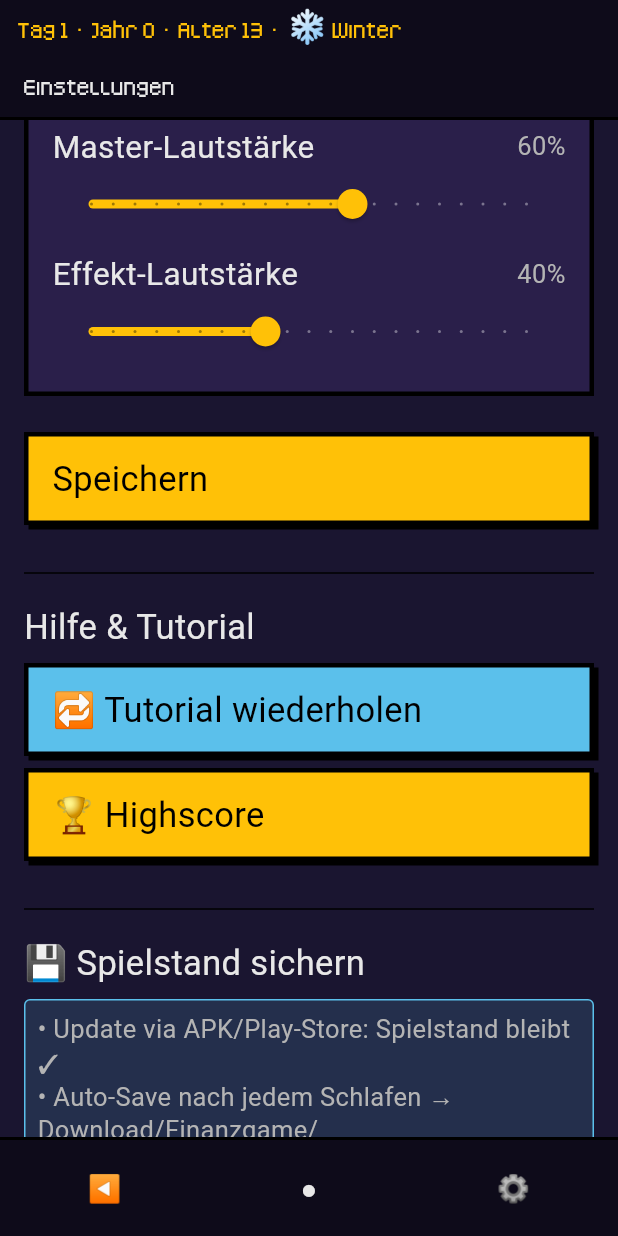
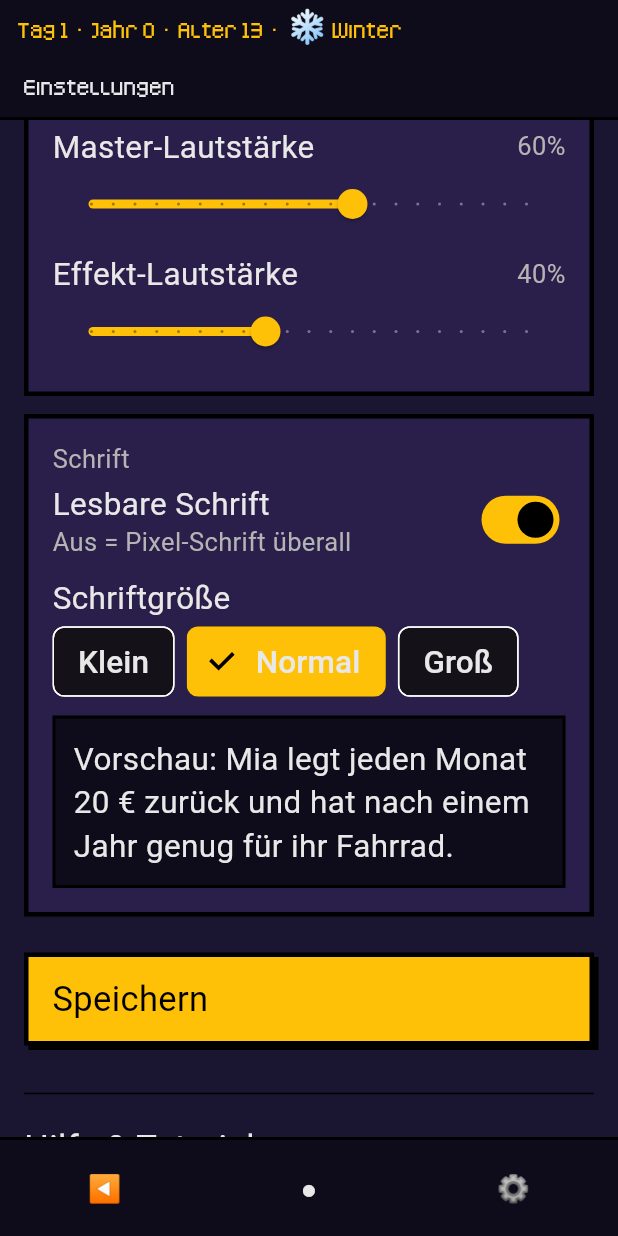
Before and after one commit to neuerfokus/finanzgame, a Flutter app: the SettingsPage widget shown alone on an empty page, opened directly, scrolled down 576 dp, on a phone screen of 412 x 824 dp. Run offline on Flutter 3.47's test engine with Material 3 defaults, Android fonts, the phone set to English and light mode, and no system bars; drawn by our look-alikes of flutter_animate; our stand-ins replace audioplayers, drift, file_picker, flutter_riverpod, freezed_annotation, image_picker and 5 more; missing offline and left inert: flame; accounts and stored records are empty; generated files the repository leaves out were written again; statements that could not run were skipped.

Commit message:
feat(settings): Abschnitt „Schrift“ in den Einstellungen
Schalter „Lesbare Schrift“ (Aus = Pixel-Schrift überall), Auswahl-Chips
Klein/Normal/Groß und ein Vorschausatz. Wirkt sofort, ohne Speichern.
Schalter über MergeSemantics benannt, Überschrift als Header markiert,
Chips mit Tooltip.

Co-Authored-By: Claude Opus 5.5 <noreply@anthropic.com>

```diff
--- a/lib/features/settings/settings_page.dart
+++ b/lib/features/settings/settings_page.dart
@@ -27,6 +27,7 @@ import 'import_failure_dialog.dart';
 import 'parent_math_gate.dart';
 import 'save_export_service.dart';
 import 'settings_repository.dart';
+import 'text_scale.dart';
 
 /// Freiwilliger Trinkgeld-Link. LEER lassen = Sektion ausgeblendet.
 ///
@@ -335,6 +336,8 @@ class _SettingsPageState extends ConsumerState<SettingsPage> {
                 ],
               ),
             ),
+            const SizedBox(height: FgSpacing.m),
+            const _SchriftSection(),
             // Hier stand bis zur Analyse-Runde 2026-08 ein frei wählbarer
             // Steuerklassen-Selektor (spec-45 C4). Raus, siehe L11 im
             // SettingsRepository: die Wahl war ein bedingungsloser
@@ -1203,6 +1206,94 @@ class _BirthYearSection extends ConsumerWidget {
   }
 }
 
+/// Lesbarkeit (Drift v40): Schriftart und -größe. Wirkt sofort — die ganze
+/// App (auch diese Seite) stellt beim Umschalten um, der Vorschausatz zeigt
+/// es zusätzlich an einer festen Stelle.
+class _SchriftSection extends ConsumerWidget {
+  const _SchriftSection();
+
+  @override
+  Widget build(BuildContext context, WidgetRef ref) {
+    final readable =
+        ref.watch(settingsRepositoryProvider.select((s) => s.readableFont));
+    final stufe =
+        ref.watch(settingsRepositoryProvider.select((s) => s.textScale));
+    final notifier = ref.read(settingsRepositoryProvider.notifier);
+    return PixelPanel(
+      child: Column(
+        crossAxisAlignment: CrossAxisAlignment.start,
+        children: [
+          Semantics(
+            header: true,
+            child: const Text('Schrift', style: FgTypography.bodyS),
+          ),
+          const SizedBox(height: FgSpacing.xs),
+          // MergeSemantics wie beim Sound-Schalter: TalkBack liest Name,
+          // Erklärung und Zustand in einem Rutsch.
+          MergeSemantics(
+            child: Row(
+              children: [
+                const Expanded(
+                  child: Column(
+                    crossAxisAlignment: CrossAxisAlignment.start,
+                    children: [
+                      Text('Lesbare Schrift', style: FgTypography.bodyM),
+                      Text(
+                        'Aus = Pixel-Schrift überall',
+                        style: FgTypography.bodyS,
+                      ),
+                    ],
+                  ),
+                ),
+                Switch(
+                  key: const Key('schrift_lesbar_switch'),
+                  value: readable,
+                  onChanged: notifier.setReadableFont,
+                ),
+              ],
+            ),
+          ),
+          const SizedBox(height: FgSpacing.m),
+          const Text('Schriftgröße', style: FgTypography.bodyM),
+          const SizedBox(height: FgSpacing.xs),
+          Wrap(
+            spacing: FgSpacing.s,
+            runSpacing: FgSpacing.xs,
+            children: [
+              for (final s in TextScaleStufe.values)
+                ChoiceChip(
+                  label: Text(s.label, style: FgTypography.bodyM),
+                  selected: s == stufe,
+                  selectedColor: FgColors.primary,
+                  labelStyle: TextStyle(
+                    color: s == stufe ? FgColors.onPrimary : FgColors.onSurface,
+                  ),
+                  tooltip: 'Schriftgröße ${s.label}',
+                  onSelected: (_) => notifier.setTextScale(s),
+                ),
+            ],
+          ),
+          const SizedBox(height: FgSpacing.m),
+          Container(
+            key: const Key('schrift_vorschau'),
+            width: double.infinity,
+            padding: const EdgeInsets.all(FgSpacing.m),
+            decoration: BoxDecoration(
+              color: FgColors.backgroundDeep,
+              border: Border.all(color: FgColors.outline, width: 2),
+            ),
+            child: const Text(
+              'Vorschau: Mia legt jeden Monat 20 € zurück und hat nach '
+              'einem Jahr genug für ihr Fahrrad.',
+              style: FgTypography.bodyM,
+            ),
+          ),
+        ],
+      ),
+    );
+  }
+}
+
 class _VersionRow extends StatelessWidget {
   const _VersionRow();
   @override
```
Also changed, not shown: 1 other file.
